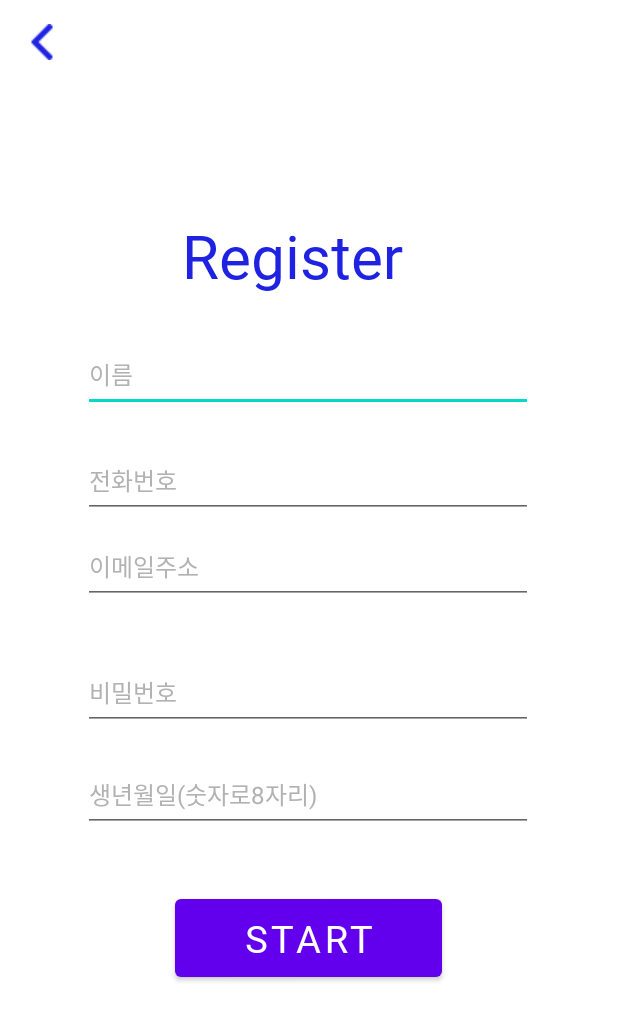
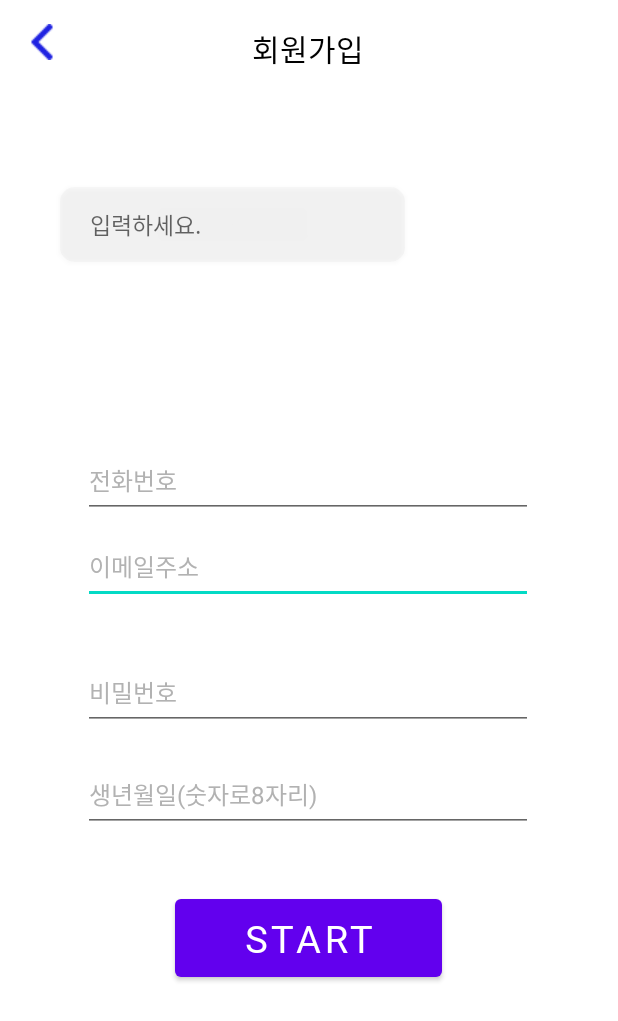
Before and after one commit to Jiwonmonkey/choandyoo, an Android app: the RegisterActivity screen opened directly, with no data from a screen before it, on a phone screen of 412 x 824 dp. Shown: the top 1021 px of the screen. Run offline under Robolectric (Android 15) with nearby library versions, the phone set to English and light mode, and no system bars.

Commit message:
jiwon commit 0203

```diff
--- a/app/src/main/res/layout/activity_register.xml
+++ b/app/src/main/res/layout/activity_register.xml
@@ -17,38 +17,37 @@
         app:layout_constraintTop_toTopOf="parent" />
 
 
-    <EditText
-        android:id="@+id/editTextName"
-        android:layout_width="300dp"
-        android:layout_height="50dp"
-        android:layout_marginTop="8dp"
-        android:ems="10"
-        android:hint="이름"
-        android:inputType="textEmailAddress"
-        android:textColorHint="#B2B2B2"
-        android:textSize="16sp"
+    <TextView
+        android:id="@+id/toolbarTitle"
+        android:layout_width="wrap_content"
+        android:layout_height="wrap_content"
+        android:gravity="center"
+        android:text="회원가입"
+        android:textColor="#000000"
+        android:textSize="20sp"
         app:layout_constraintBottom_toBottomOf="parent"
         app:layout_constraintEnd_toEndOf="parent"
-        app:layout_constraintHorizontal_bias="0.495"
+        app:layout_constraintHorizontal_bias="0.498"
         app:layout_constraintStart_toStartOf="parent"
         app:layout_constraintTop_toTopOf="parent"
-        app:layout_constraintVertical_bias="0.283" />
+        app:layout_constraintVertical_bias="0.022" />
 
-    <TextView
-        android:id="@+id/textView4"
-        android:layout_width="167dp"
-        android:layout_height="60dp"
-        android:layout_marginTop="8dp"
-        android:fontFamily="@font/nanum_gothic_extra_bold"
-        android:text="Register"
-        android:textColor="#1F22E1"
-        android:textSize="40sp"
+    <androidx.appcompat.widget.AppCompatButton
+        android:layout_width="230dp"
+        android:layout_height="50dp"
+        android:background="@drawable/rectangle_button"
+        android:gravity="center_vertical"
+        android:hint="입력하세요."
+        android:inputType="textEmailAddress"
+        android:paddingLeft="20sp"
+        android:textColor="#D9D9D9"
+        android:textSize="15sp"
         app:layout_constraintBottom_toBottomOf="parent"
         app:layout_constraintEnd_toEndOf="parent"
-        app:layout_constraintHorizontal_bias="0.495"
+        app:layout_constraintHorizontal_bias="0.22"
         app:layout_constraintStart_toStartOf="parent"
         app:layout_constraintTop_toTopOf="parent"
-        app:layout_constraintVertical_bias="0.179" />
+        app:layout_constraintVertical_bias="0.161" />
 
     <EditText
         android:id="@+id/editTextEmailAddress"
```
